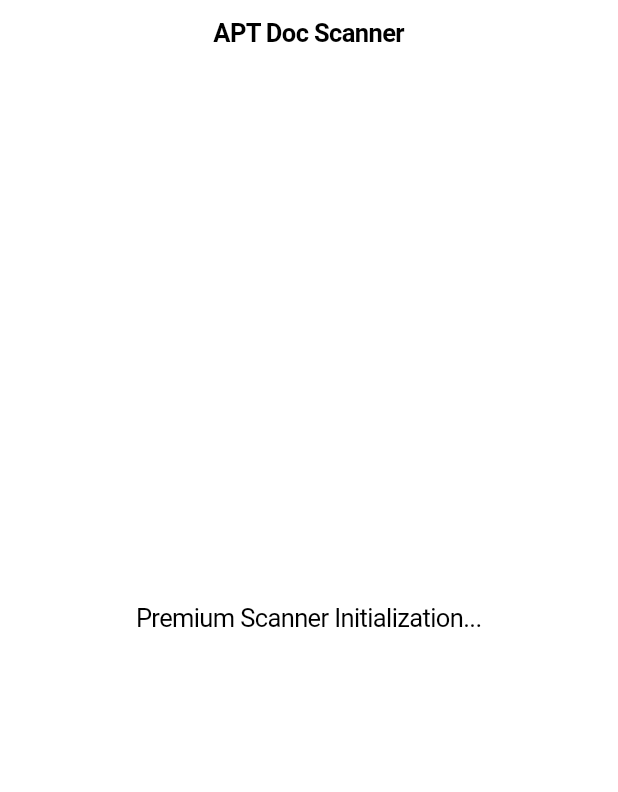
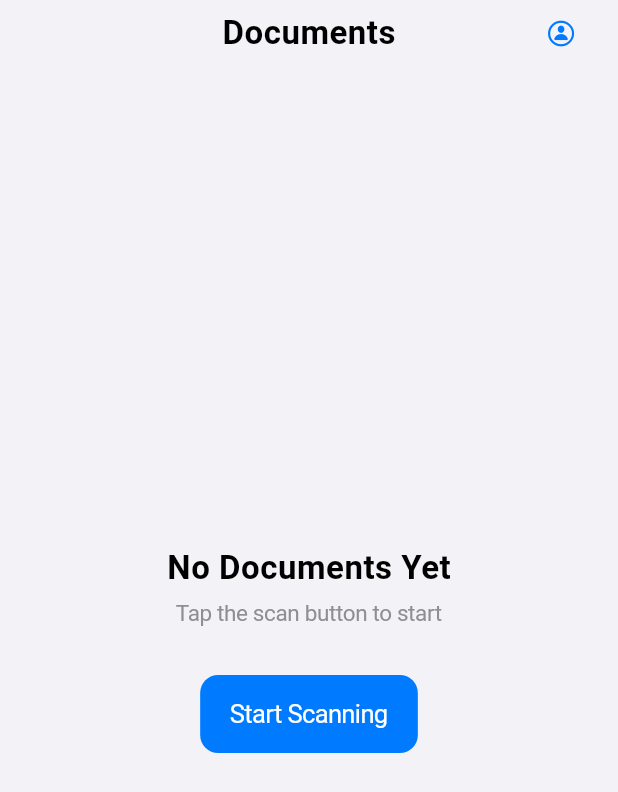
Before and after one commit to AmmrYsir/apt-doc-scanner, a Flutter app: the screen it shows after launch, on a phone screen of 412 x 824 dp. Shown: the top 792 px of the screen. Run offline on Flutter 3.47's test engine with Material 3 defaults, Android fonts, the phone set to English and light mode, and no system bars; our stand-ins replace flutter_riverpod, go_router.

Commit message:
feat: Initialize core application architecture, custom Cupertino design system, routing, and placeholder screens.

```diff
--- /dev/null
+++ b/lib/core/router.dart
@@ -0,0 +1,19 @@
+import 'package:flutter/cupertino.dart';
+import 'package:go_router/go_router.dart';
+import '../presentation/screens/home_screen.dart';
+import '../presentation/screens/profile_screen.dart';
+
+final GoRouter appRouter = GoRouter(
+  initialLocation: '/',
+  routes: [
+    GoRoute(
+      path: '/',
+      pageBuilder: (context, state) => const CupertinoPage(child: HomeScreen()),
+    ),
+    GoRoute(
+      path: '/profile',
+      pageBuilder: (context, state) =>
+          const CupertinoPage(child: ProfileScreen()),
+    ),
+  ],
+);
--- /dev/null
+++ b/lib/domain/models/document.dart
@@ -0,0 +1,43 @@
+class Document {
+  final String id;
+  final String name;
+  final List<String> imagePaths;
+  final DateTime createdAt;
+  final bool isSynced;
+  final String? googleDriveId;
+  final String? iCloudId;
+
+  Document({
+    required this.id,
+    required this.name,
+    required this.imagePaths,
+    required this.createdAt,
+    this.isSynced = false,
+    this.googleDriveId,
+    this.iCloudId,
+  });
+
+  Map<String, dynamic> toMap() {
+    return {
+      'id': id,
+      'name': name,
+      'imagePaths': imagePaths.join(','),
+      'createdAt': createdAt.toIso8601String(),
+      'isSynced': isSynced ? 1 : 0,
+      'googleDriveId': googleDriveId,
+      'iCloudId': iCloudId,
+    };
+  }
+
+  factory Document.fromMap(Map<String, dynamic> map) {
+    return Document(
+      id: map['id'],
+      name: map['name'],
+      imagePaths: (map['imagePaths'] as String).split(','),
+      createdAt: DateTime.parse(map['createdAt']),
+      isSynced: map['isSynced'] == 1,
+      googleDriveId: map['googleDriveId'],
+      iCloudId: map['iCloudId'],
+    );
+  }
+}
--- a/lib/main.dart
+++ b/lib/main.dart
@@ -1,7 +1,10 @@
 import 'package:flutter/cupertino.dart';
+import 'package:flutter_riverpod/flutter_riverpod.dart';
+import 'core/router.dart';
+import 'presentation/theme/app_colors.dart';
 
 void main() {
-  runApp(const DocScannerApp());
+  runApp(const ProviderScope(child: DocScannerApp()));
 }
 
 class DocScannerApp extends StatelessWidget {
@@ -9,16 +12,15 @@ class DocScannerApp extends StatelessWidget {
 
   @override
   Widget build(BuildContext context) {
-    return const CupertinoApp(
+    return CupertinoApp.router(
       title: 'APT Doc Scanner',
-      theme: CupertinoThemeData(
+      theme: const CupertinoThemeData(
         brightness: Brightness.light,
-        primaryColor: CupertinoColors.systemBlue,
+        primaryColor: AppColors.primary,
+        scaffoldBackgroundColor: AppColors.background,
       ),
-      home: CupertinoPageScaffold(
-        navigationBar: CupertinoNavigationBar(middle: Text('APT Doc Scanner')),
-        child: Center(child: Text('Premium Scanner Initialization...')),
-      ),
+      routerConfig: appRouter,
+      debugShowCheckedModeBanner: false,
     );
   }
 }
--- /dev/null
+++ b/lib/presentation/screens/home_screen.dart
@@ -0,0 +1,43 @@
+import 'package:flutter/cupertino.dart';
+import '../widgets/app_scaffold.dart';
+import '../widgets/app_navigation_bar.dart';
+import '../theme/app_text_styles.dart';
+import 'package:go_router/go_router.dart';
+
+class HomeScreen extends StatelessWidget {
+  const HomeScreen({super.key});
+
+  @override
+  Widget build(BuildContext context) {
+    return AppScaffold(
+      navigationBar: AppNavigationBar(
+        title: 'Documents',
+        trailing: CupertinoButton(
+          padding: EdgeInsets.zero,
+          child: const Icon(CupertinoIcons.person_circle),
+          onPressed: () => context.push('/profile'),
+        ),
+      ),
+      child: Center(
+        child: Column(
+          mainAxisAlignment: MainAxisAlignment.center,
+          children: [
+            const Text('No Documents Yet', style: AppTextStyles.titleMedium),
+            const SizedBox(height: 8),
+            const Text(
+              'Tap the scan button to start',
+              style: AppTextStyles.bodyMedium,
+            ),
+            const SizedBox(height: 32),
+            CupertinoButton.filled(
+              child: const Text('Start Scanning'),
+              onPressed: () {
+                // TODO: Implement scanner
+              },
+            ),
+          ],
+        ),
+      ),
+    );
+  }
+}
--- /dev/null
+++ b/lib/presentation/screens/profile_screen.dart
@@ -0,0 +1,18 @@
+import 'package:flutter/cupertino.dart';
+import '../widgets/app_scaffold.dart';
+import '../widgets/app_navigation_bar.dart';
+import '../theme/app_text_styles.dart';
+
+class ProfileScreen extends StatelessWidget {
+  const ProfileScreen({super.key});
+
+  @override
+  Widget build(BuildContext context) {
+    return const AppScaffold(
+      navigationBar: AppNavigationBar(title: 'Profile'),
+      child: Center(
+        child: Text('User Profile', style: AppTextStyles.titleMedium),
+      ),
+    );
+  }
+}
--- /dev/null
+++ b/lib/presentation/theme/app_colors.dart
@@ -0,0 +1,26 @@
+import 'package:flutter/cupertino.dart';
+
+class AppColors {
+  // Primary colors
+  static const Color primary = Color(0xFF007AFF);
+  static const Color accent = Color(0xFF5856D6);
+
+  // Background colors
+  static const Color background = Color(0xFFF2F2F7);
+  static const Color surface = Color(0xFFFFFFFF);
+
+  // Text colors
+  static const Color textPrimary = Color(0xFF000000);
+  static const Color textSecondary = Color(0xFF8E8E93);
+
+  // Dark mode colors
+  static const Color backgroundDark = Color(0xFF000000);
+  static const Color surfaceDark = Color(0xFF1C1C1E);
+  static const Color textPrimaryDark = Color(0xFFFFFFFF);
+  static const Color textSecondaryDark = Color(0xFF8E8E93);
+
+  // Status colors
+  static const Color success = Color(0xFF34C759);
+  static const Color error = Color(0xFFFF3B30);
+  static const Color warning = Color(0xFFFFCC00);
+}
--- /dev/null
+++ b/lib/presentation/theme/app_text_styles.dart
@@ -0,0 +1,39 @@
+import 'package:flutter/cupertino.dart';
+import 'app_colors.dart';
+
+class AppTextStyles {
+  static const TextStyle titleLarge = TextStyle(
+    fontSize: 34,
+    fontWeight: FontWeight.bold,
+    letterSpacing: 0.37,
+    color: AppColors.textPrimary,
+  );
+
+  static const TextStyle titleMedium = TextStyle(
+    fontSize: 22,
+    fontWeight: FontWeight.w600,
+    letterSpacing: 0.35,
+    color: AppColors.textPrimary,
+  );
+
+  static const TextStyle bodyLarge = TextStyle(
+    fontSize: 17,
+    fontWeight: FontWeight.normal,
+    letterSpacing: -0.41,
+    color: AppColors.textPrimary,
+  );
+
+  static const TextStyle bodyMedium = TextStyle(
+    fontSize: 15,
+    fontWeight: FontWeight.normal,
+    letterSpacing: -0.24,
+    color: AppColors.textSecondary,
+  );
+
+  static const TextStyle caption = TextStyle(
+    fontSize: 13,
+    fontWeight: FontWeight.normal,
+    letterSpacing: -0.08,
+    color: AppColors.textSecondary,
+  );
+}
--- /dev/null
+++ b/lib/presentation/widgets/app_navigation_bar.dart
@@ -0,0 +1,33 @@
+import 'package:flutter/cupertino.dart';
+import '../theme/app_text_styles.dart';
+
+class AppNavigationBar extends StatelessWidget
+    implements ObstructingPreferredSizeWidget {
+  final String title;
+  final Widget? trailing;
+  final Widget? leading;
+
+  const AppNavigationBar({
+    super.key,
+    required this.title,
+    this.trailing,
+    this.leading,
+  });
+
+  @override
+  Widget build(BuildContext context) {
+    return CupertinoNavigationBar(
+      middle: Text(title, style: AppTextStyles.titleMedium),
+      trailing: trailing,
+      leading: leading,
+      border: null,
+      backgroundColor: CupertinoColors.systemBackground.withValues(alpha: 0.8),
+    );
+  }
+
+  @override
+  Size get preferredSize => const Size.fromHeight(44);
+
+  @override
+  bool shouldFullyObstruct(BuildContext context) => true;
+}
--- /dev/null
+++ b/lib/presentation/widgets/app_scaffold.dart
@@ -0,0 +1,28 @@
+import 'package:flutter/cupertino.dart';
+import '../theme/app_colors.dart';
+
+class AppScaffold extends StatelessWidget {
+  final Widget child;
+  final ObstructingPreferredSizeWidget? navigationBar;
+  final Color? backgroundColor;
+
+  const AppScaffold({
+    super.key,
+    required this.child,
+    this.navigationBar,
+    this.backgroundColor,
+  });
+
+  @override
+  Widget build(BuildContext context) {
+    final isDark = CupertinoTheme.brightnessOf(context) == Brightness.dark;
+
+    return CupertinoPageScaffold(
+      navigationBar: navigationBar,
+      backgroundColor:
+          backgroundColor ??
+          (isDark ? AppColors.backgroundDark : AppColors.background),
+      child: SafeArea(child: child),
+    );
+  }
+}
```
Also changed, not shown: 1 other file.
